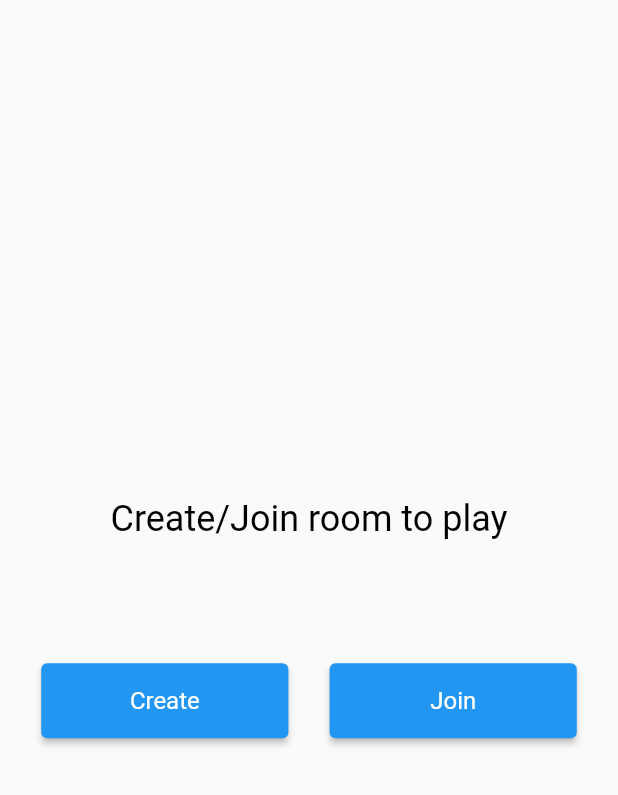
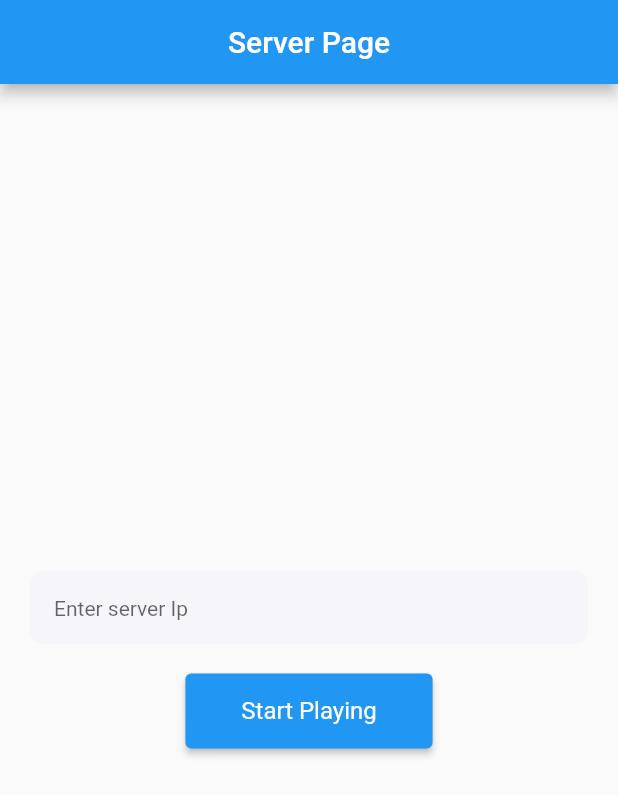
Before and after one commit to Praveen-baghel/Guess_What, a Flutter app: the screen it shows after launch, on a phone screen of 412 x 824 dp. Shown: the top 795 px of the screen. Run offline on Flutter 3.47's test engine with Material 2 defaults, Android fonts, the phone set to English and light mode, and no system bars; our stand-ins replace flutter_colorpicker, flutter_phoenix, flutter_spinkit, socket_io_client; missing offline and left inert: restart_app.

Commit message:
added server option

```diff
--- a/lib/JoinRoomPage.dart
+++ b/lib/JoinRoomPage.dart
@@ -6,7 +6,8 @@ import 'package:flutter_application_5/widgets/CustomTextField.dart';
 import 'package:flutter_application_5/widgets/PaintScreen.dart';
 
 class JoinRoomPage extends StatefulWidget {
-  const JoinRoomPage({super.key});
+  final String serverIp;
+  const JoinRoomPage({super.key, required this.serverIp});
 
   @override
   State<JoinRoomPage> createState() => _JoinRoomPageState();
@@ -21,7 +22,8 @@ class _JoinRoomPageState extends State<JoinRoomPage> {
         _roomNameController.text.isNotEmpty) {
       Map<String, String> data = {
         'nickName': _nameController.text,
-        'name': _roomNameController.text
+        'name': _roomNameController.text,
+        'serverIp': widget.serverIp
       };
       Navigator.of(context).push(MaterialPageRoute(
           builder: (context) =>
--- a/lib/Loading_Page.dart
+++ b/lib/Loading_Page.dart
@@ -13,7 +13,6 @@ class LoadingScreen extends StatefulWidget {
 class _LoadingScreenState extends State<LoadingScreen> {
   @override
   void initState() {
-    // TODO: implement initState
     super.initState();
     Future.delayed(Duration(milliseconds: 700), () {
       Navigator.of(context).pop();
--- /dev/null
+++ b/lib/ServerPage.dart
@@ -0,0 +1,57 @@
+import 'package:flutter/material.dart';
+import 'package:flutter_application_5/HomePage.dart';
+import 'package:flutter_application_5/widgets/CustomTextField.dart';
+
+class ServerPage extends StatefulWidget {
+  const ServerPage({super.key});
+
+  @override
+  State<ServerPage> createState() => _ServerPageState();
+}
+
+class _ServerPageState extends State<ServerPage> {
+  final TextEditingController _serverIpController = TextEditingController();
+  void goHome() {
+    if (_serverIpController.text.isNotEmpty) {
+      Navigator.of(context).push(MaterialPageRoute(
+          builder: (context) => HomePage(serverIp: _serverIpController.text)));
+    }
+  }
+
+  @override
+  Widget build(BuildContext context) {
+    return Scaffold(
+        appBar: AppBar(
+          title: Text("Server Page"),
+          centerTitle: true,
+        ),
+        body: Column(
+          mainAxisAlignment: MainAxisAlignment.center,
+          children: [
+            Container(
+              margin: EdgeInsets.symmetric(horizontal: 20),
+              child: CustomTextField(
+                controller: _serverIpController,
+                hintText: 'Enter server Ip',
+              ),
+            ),
+            SizedBox(
+              height: 20,
+            ),
+            ElevatedButton(
+              onPressed: goHome,
+              style: ButtonStyle(
+                  backgroundColor: MaterialStateProperty.all(Colors.blue),
+                  textStyle:
+                      MaterialStateProperty.all(TextStyle(color: Colors.white)),
+                  minimumSize: MaterialStateProperty.all(
+                      Size(MediaQuery.of(context).size.width / 2.5, 50))),
+              child: Text(
+                "Start Playing",
+                style: TextStyle(color: Colors.white, fontSize: 16),
+              ),
+            )
+          ],
+        ));
+  }
+}
--- a/lib/main.dart
+++ b/lib/main.dart
@@ -1,13 +1,30 @@
+// ignore_for_file: overridden_fields, override_on_non_overriding_member
+
 import 'package:flutter/material.dart';
-import 'package:flutter_application_5/HomePage.dart';
+import 'package:flutter_application_5/ServerPage.dart';
 // import 'package:flutter_application_5/widgets/PaintScreen.dart';
 
 void main() {
-  runApp(const MyApp());
+  runApp( const MyApp());
 }
 
-class MyApp extends StatelessWidget {
+// ignore: must_be_immutable
+class MyApp extends StatefulWidget {
   const MyApp({super.key});
+
+  @override
+  State<MyApp> createState() => _MyAppState();
+}
+
+class _MyAppState extends State<MyApp> {
+  @override
+  Key key = UniqueKey();
+
+  void restartGame(){
+    setState(() {
+      key = UniqueKey();
+    });
+  }
 
   // This widget is the root of your application.
   @override
@@ -18,7 +35,7 @@ class MyApp extends StatelessWidget {
       theme: ThemeData(
         primarySwatch: Colors.blue,
       ),
-      home: const HomePage(),
+      home: const ServerPage(),
     );
   }
 }
--- a/pubspec.yaml
+++ b/pubspec.yaml
@@ -33,7 +33,9 @@ dependencies:
   flutter:
     sdk: flutter
   flutter_colorpicker: ^1.0.3
+  flutter_phoenix: ^1.1.0
   flutter_spinkit: ^5.1.0
+  restart_app: ^1.1.2
   socket_io_client: ^1.0.1
 
 dev_dependencies:
```
Also changed, not shown: lib/CreateRoomPage.dart (+5 -2 lines), lib/HomePage.dart (+5 -4 lines), lib/widgets/FinalLeaderBoard.dart (+18 -1 lines), lib/widgets/PaintScreen.dart (+4 -5 lines), pubspec.lock, 3 other files.
